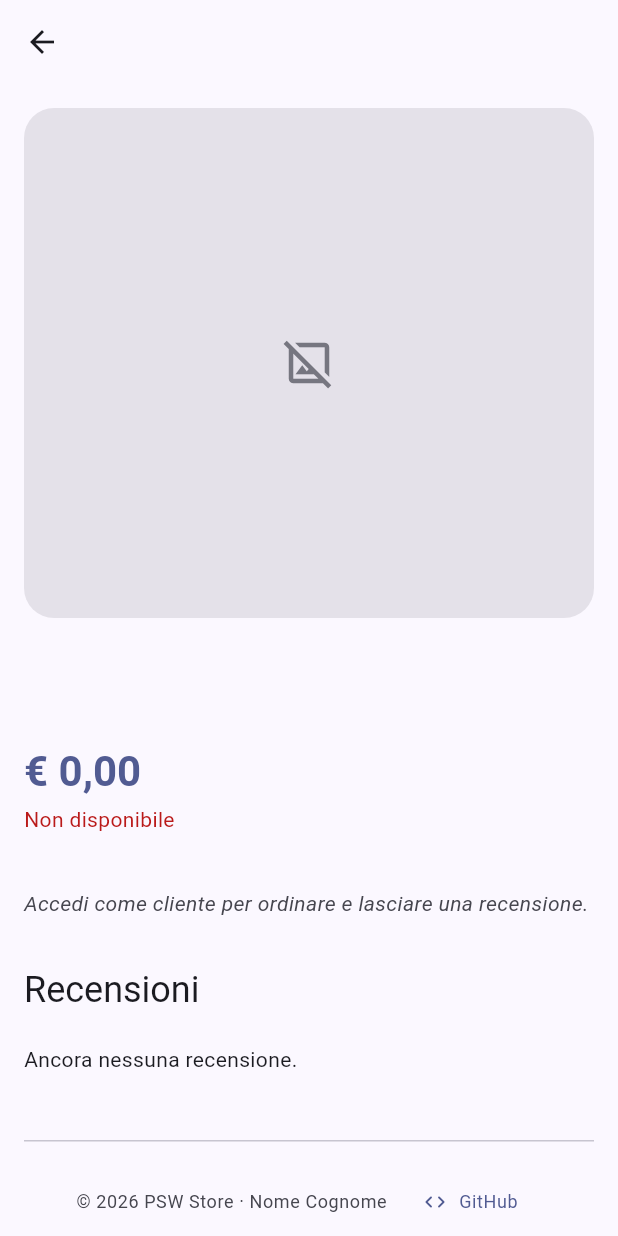
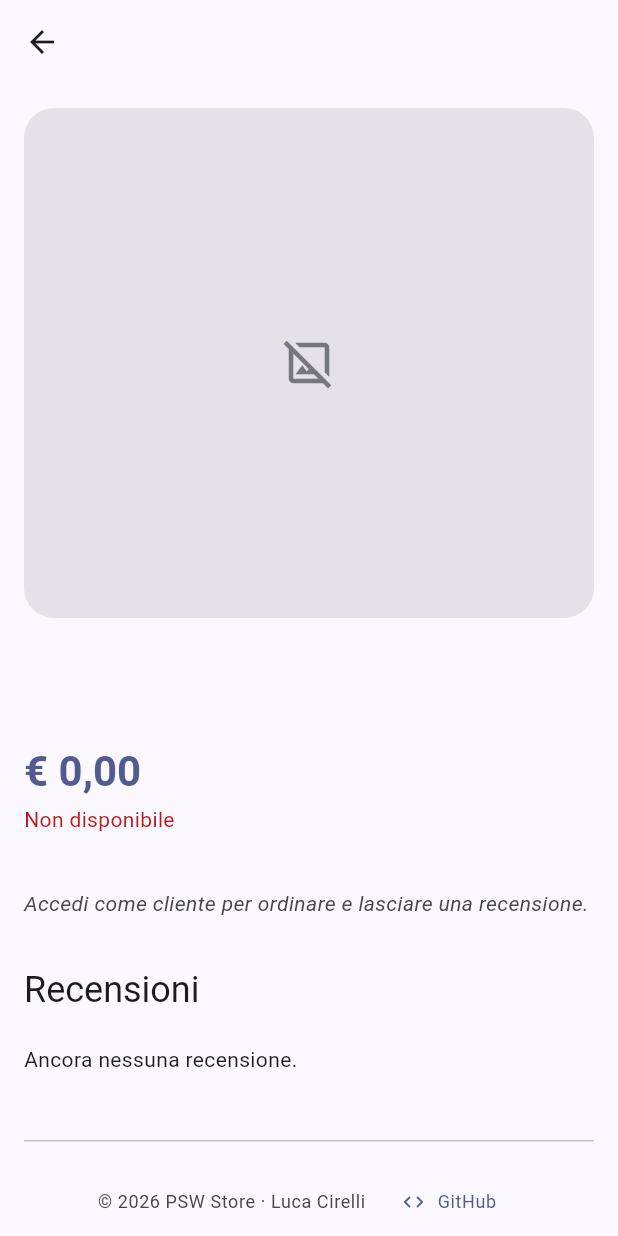
Before and after one commit to luca-c-12/psw_frontend, a Flutter app: the DettaglioProdotto screen opened directly with empty values, after a tap on "GitHub", on a phone screen of 412 x 824 dp. Run offline on Flutter 3.47's test engine with Material 3 defaults, Android fonts, the phone set to English and light mode, and no system bars; our stand-ins replace shared_preferences; accounts and stored records are empty; network calls fail.

Commit message:
Aggiunte informazioni al footer

```diff
--- a/lib/UI/widgets/Footer.dart
+++ b/lib/UI/widgets/Footer.dart
@@ -33,20 +33,15 @@ class Footer extends StatelessWidget {
                 style: stile,
               ),
               _link(context, Icons.code_rounded, "GitHub", Constants.LINK_GITHUB),
-              _link(
+            /*  _link(
                 context,
                 Icons.mail_outline_rounded,
                 Constants.FOOTER_EMAIL,
                 "mailto:${Constants.FOOTER_EMAIL}",
-              ),
+              ), */
             ],
           ),
           SizedBox(height: 4),
-          Text(
-            "${Constants.FOOTER_PROGETTO} · versione ${Constants.APP_VERSION}",
-            style: stile,
-            textAlign: TextAlign.center,
-          ),
           Text(
             "Negozio dimostrativo: prodotti, pagamenti e spedizioni non sono reali.",
             style: stile,
--- a/lib/model/support/Constants.dart
+++ b/lib/model/support/Constants.dart
@@ -1,6 +1,5 @@
 class Constants {
   // app info
-  static final String APP_VERSION = "1.0.0";
   static final String APP_NAME = "PSW Store";
 
   // addresses
@@ -50,10 +49,10 @@ class Constants {
   static final String LINK_ACCOUNT = "http://" + ADDRESS_AUTHENTICATION_SERVER + "/realms/" + REALM + "/account";
 
   // footer (testi segnaposto da sostituire)
-  static final String FOOTER_PROGETTO = "Progetto d'esame di Piattaforme Web · Università della Calabria";
-  static final String FOOTER_AUTORE = "Nome Cognome";
-  static final String FOOTER_EMAIL = "nome.cognome@studenti.unical.it";
-  static final String LINK_GITHUB = "https://github.com/utente/psw";
+  static final String FOOTER_PROGETTO = "Progetto per l'esame di Piattaforme Software per Applicazioni su Web";
+  static final String FOOTER_AUTORE = "Luca Cirelli";
+  //static final String FOOTER_EMAIL = "";
+  static final String LINK_GITHUB = "https://github.com/luca-c-12";
 
 
 }
```
